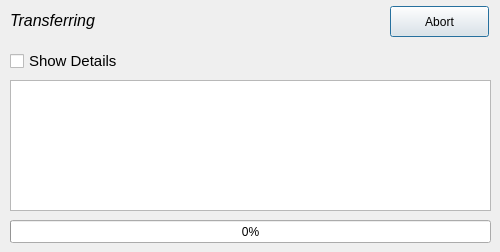
First picture: the form in SteamGameMover/TransferProgressDialog.ui, repository larryprice/SteamGameMover, before the edit.
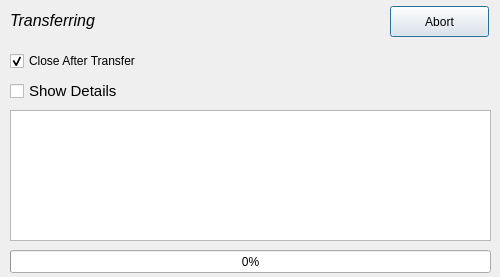
Second picture: the form after the edit.

Commit message: Close After Transfer checkbox.

```diff
--- a/SteamGameMover/TransferProgressDialog.ui
+++ b/SteamGameMover/TransferProgressDialog.ui
@@ -10,7 +10,7 @@
     <x>0</x>
     <y>0</y>
     <width>500</width>
-    <height>252</height>
+    <height>277</height>
    </rect>
   </property>
   <property name="windowTitle">
@@ -23,7 +23,7 @@
    <property name="geometry">
     <rect>
      <x>10</x>
-     <y>220</y>
+     <y>250</y>
      <width>481</width>
      <height>23</height>
     </rect>
@@ -55,7 +55,7 @@
    <property name="geometry">
     <rect>
      <x>10</x>
-     <y>80</y>
+     <y>110</y>
      <width>481</width>
      <height>131</height>
     </rect>
@@ -65,7 +65,7 @@
    <property name="geometry">
     <rect>
      <x>10</x>
-     <y>50</y>
+     <y>80</y>
      <width>121</width>
      <height>22</height>
     </rect>
@@ -92,6 +92,22 @@
     <string>Abort</string>
    </property>
   </widget>
+  <widget class="QCheckBox" name="closeAfterTransfer">
+   <property name="geometry">
+    <rect>
+     <x>10</x>
+     <y>50</y>
+     <width>171</width>
+     <height>22</height>
+    </rect>
+   </property>
+   <property name="text">
+    <string>Close After Transfer</string>
+   </property>
+   <property name="checked">
+    <bool>true</bool>
+   </property>
+  </widget>
  </widget>
  <resources/>
  <connections/>
```
The commit also changes 4 other files.
